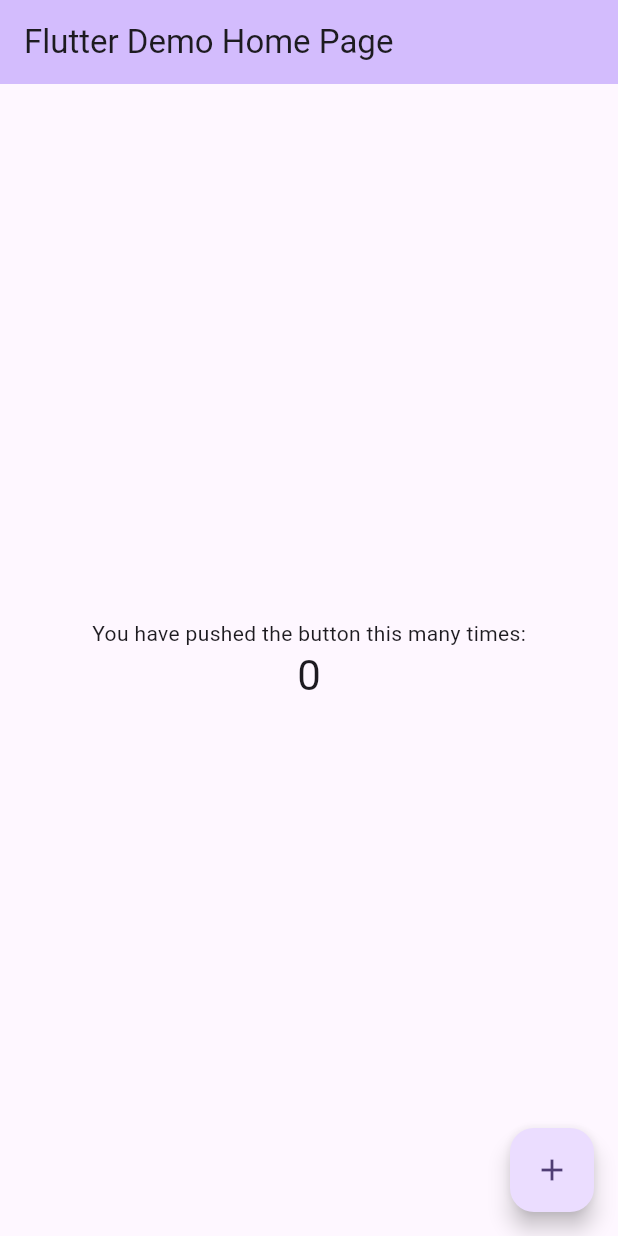
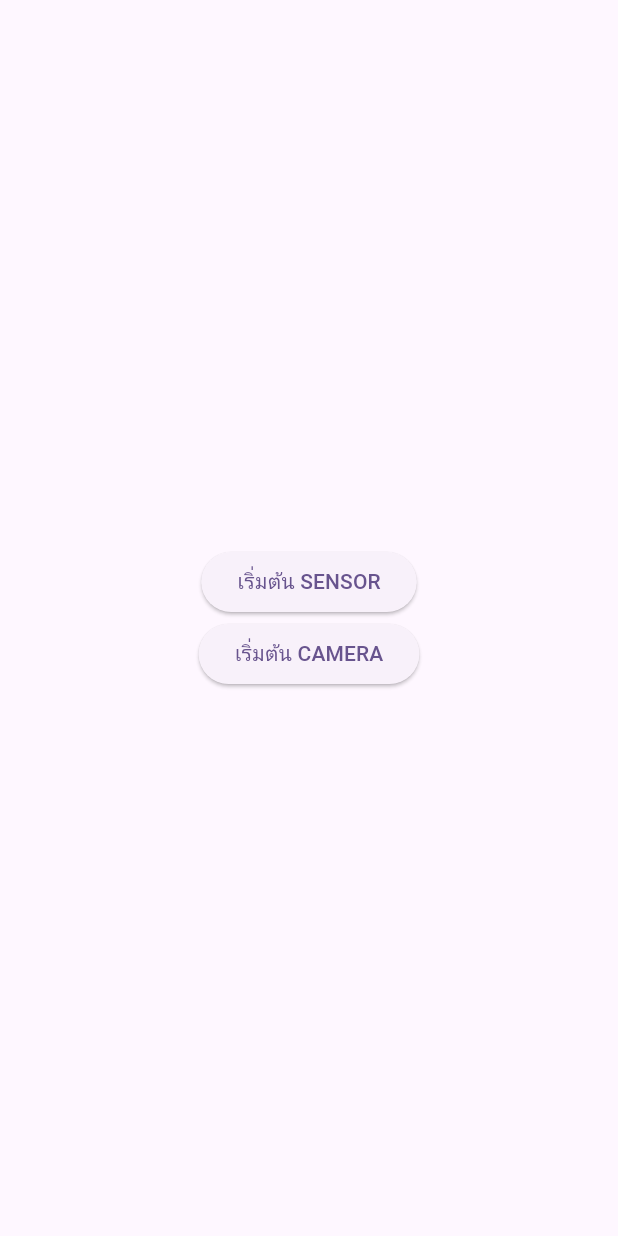
Before and after one commit to pwinzip/carbon_app, a Flutter app: the screen it shows after launch, on a phone screen of 412 x 824 dp. Run offline on Flutter 3.47's test engine with Material 2 defaults, Android fonts, the phone set to English and light mode, and no system bars; our stand-ins replace sensors_plus.

Commit message:
add gyro sensor

```diff
--- a/lib/main.dart
+++ b/lib/main.dart
@@ -1,6 +1,15 @@
+import 'package:carbonapp/pages/firstpage.dart';
 import 'package:flutter/material.dart';
+import 'package:flutter/services.dart';
 
 void main() {
+  WidgetsFlutterBinding.ensureInitialized();
+  SystemChrome.setPreferredOrientations(
+    [
+      DeviceOrientation.portraitUp,
+      DeviceOrientation.portraitDown,
+    ],
+  );
   runApp(const MyApp());
 }
 
@@ -13,113 +22,10 @@ class MyApp extends StatelessWidget {
     return MaterialApp(
       title: 'Flutter Demo',
       theme: ThemeData(
-        // This is the theme of your application.
-        //
-        // TRY THIS: Try running your application with "flutter run". You'll see
-        // the application has a blue toolbar. Then, without quitting the app,
-        // try changing the seedColor in the colorScheme below to Colors.green
-        // and then invoke "hot reload" (save your changes or press the "hot
-        // reload" button in a Flutter-supported IDE, or press "r" if you used
-        // the command line to start the app).
-        //
-        // Notice that the counter didn't reset back to zero; the application
-        // state is not lost during the reload. To reset the state, use hot
-        // restart instead.
-        //
-        // This works for code too, not just values: Most code changes can be
-        // tested with just a hot reload.
         colorScheme: ColorScheme.fromSeed(seedColor: Colors.deepPurple),
         useMaterial3: true,
       ),
-      home: const MyHomePage(title: 'Flutter Demo Home Page'),
+      home: const FirstPage(),
     );
   }
 }
-
-class MyHomePage extends StatefulWidget {
-  const MyHomePage({super.key, required this.title});
-
-  // This widget is the home page of your application. It is stateful, meaning
-  // that it has a State object (defined below) that contains fields that affect
-  // how it looks.
-
-  // This class is the configuration for the state. It holds the values (in this
-  // case the title) provided by the parent (in this case the App widget) and
-  // used by the build method of the State. Fields in a Widget subclass are
-  // always marked "final".
-
-  final String title;
-
-  @override
-  State<MyHomePage> createState() => _MyHomePageState();
-}
-
-class _MyHomePageState extends State<MyHomePage> {
-  int _counter = 0;
-
-  void _incrementCounter() {
-    setState(() {
-      // This call to setState tells the Flutter framework that something has
-      // changed in this State, which causes it to rerun the build method below
-      // so that the display can reflect the updated values. If we changed
-      // _counter without calling setState(), then the build method would not be
-      // called again, and so nothing would appear to happen.
-      _counter++;
-    });
-  }
-
-  @override
-  Widget build(BuildContext context) {
-    // This method is rerun every time setState is called, for instance as done
-    // by the _incrementCounter method above.
-    //
-    // The Flutter framework has been optimized to make rerunning build methods
-    // fast, so that you can just rebuild anything that needs updating rather
-    // than having to individually change instances of widgets.
-    return Scaffold(
-      appBar: AppBar(
-        // TRY THIS: Try changing the color here to a specific color (to
-        // Colors.amber, perhaps?) and trigger a hot reload to see the AppBar
-        // change color while the other colors stay the same.
-        backgroundColor: Theme.of(context).colorScheme.inversePrimary,
-        // Here we take the value from the MyHomePage object that was created by
-        // the App.build method, and use it to set our appbar title.
-        title: Text(widget.title),
-      ),
-      body: Center(
-        // Center is a layout widget. It takes a single child and positions it
-        // in the middle of the parent.
-        child: Column(
-          // Column is also a layout widget. It takes a list of children and
-          // arranges them vertically. By default, it sizes itself to fit its
-          // children horizontally, and tries to be as tall as its parent.
-          //
-          // Column has various properties to control how it sizes itself and
-          // how it positions its children. Here we use mainAxisAlignment to
-          // center the children vertically; the main axis here is the vertical
-          // axis because Columns are vertical (the cross axis would be
-          // horizontal).
-          //
-          // TRY THIS: Invoke "debug painting" (choose the "Toggle Debug Paint"
-          // action in the IDE, or press "p" in the console), to see the
-          // wireframe for each widget.
-          mainAxisAlignment: MainAxisAlignment.center,
-          children: <Widget>[
-            const Text(
-              'You have pushed the button this many times:',
-            ),
-            Text(
-              '$_counter',
-              style: Theme.of(context).textTheme.headlineMedium,
-            ),
-          ],
-        ),
-      ),
-      floatingActionButton: FloatingActionButton(
-        onPressed: _incrementCounter,
-        tooltip: 'Increment',
-        child: const Icon(Icons.add),
-      ), // This trailing comma makes auto-formatting nicer for build methods.
-    );
-  }
-}
--- /dev/null
+++ b/lib/pages/firstpage.dart
@@ -0,0 +1,30 @@
+import 'package:carbonapp/pages/showsensorvalue.dart';
+import 'package:flutter/material.dart';
+
+class FirstPage extends StatelessWidget {
+  const FirstPage({super.key});
+
+  @override
+  Widget build(BuildContext context) {
+    return Scaffold(
+      body: Center(
+        child: Column(
+          mainAxisAlignment: MainAxisAlignment.center,
+          children: [
+            ElevatedButton(
+                onPressed: () {
+                  Navigator.push(
+                      context,
+                      MaterialPageRoute(
+                        builder: (context) => const ShowSensorValue(),
+                      ));
+                },
+                child: const Text("เริ่มต้น SENSOR")),
+            ElevatedButton(
+                onPressed: () {}, child: const Text("เริ่มต้น CAMERA")),
+          ],
+        ),
+      ),
+    );
+  }
+}
--- a/pubspec.yaml
+++ b/pubspec.yaml
@@ -35,6 +35,8 @@ dependencies:
   # The following adds the Cupertino Icons font to your application.
   # Use with the CupertinoIcons class for iOS style icons.
   cupertino_icons: ^1.0.2
+  sensors_plus: ^3.0.2
+  camera: ^0.10.5+2
 
 dev_dependencies:
   flutter_test:
```
Also changed, not shown: lib/pages/showsensorvalue.dart (added, +136 -0 lines), lib/pages/snake.dart (added, +132 -0 lines), pubspec.lock, 12 other files.
